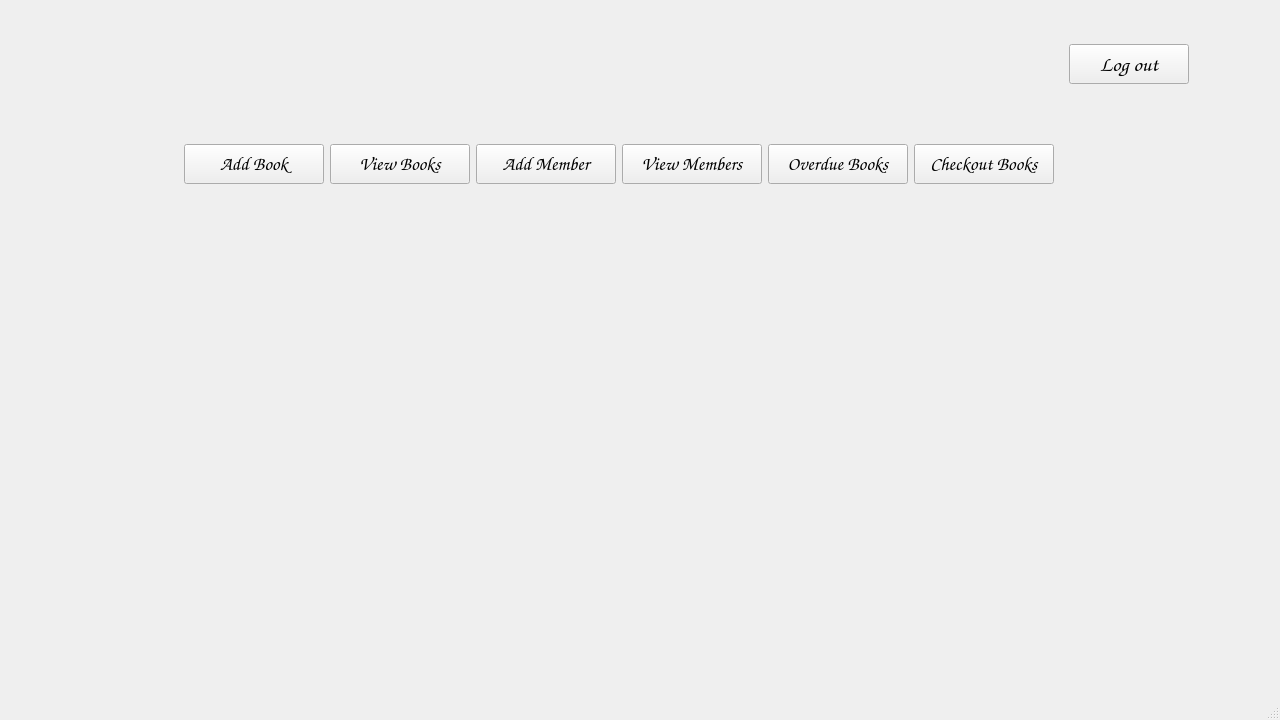
Before: the Qt Designer form mainwindow.ui in Frederick-Rive/CS106_LibrarySystem_GroupProject, drawn with Qt 5.
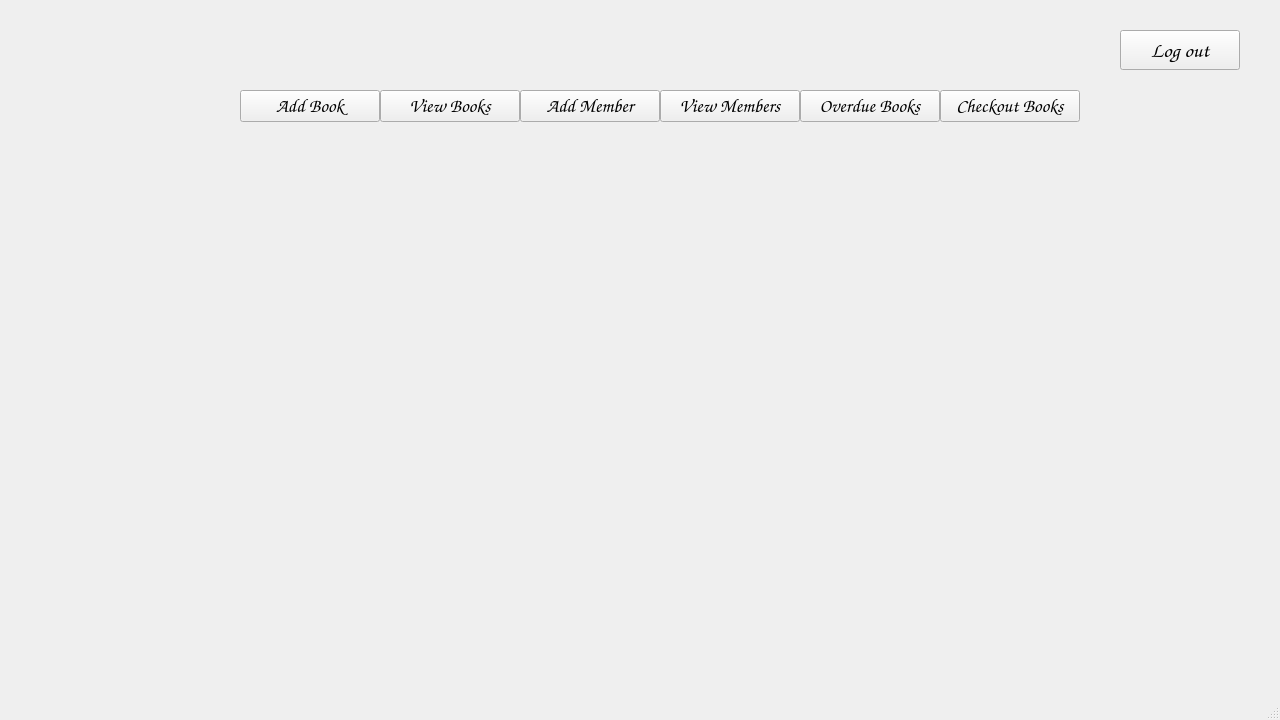
After: the same form once the commit is applied.

The edit to the form file:
```diff
--- a/mainwindow.ui
+++ b/mainwindow.ui
@@ -29,10 +29,10 @@
    <widget class="QWidget" name="layoutWidget">
     <property name="geometry">
      <rect>
-      <x>-10</x>
-      <y>-10</y>
-      <width>1261</width>
-      <height>710</height>
+      <x>0</x>
+      <y>10</y>
+      <width>1281</width>
+      <height>661</height>
      </rect>
     </property>
     <layout class="QGridLayout" name="gridLayout">
@@ -48,12 +48,15 @@
      <property name="bottomMargin">
       <number>0</number>
      </property>
+     <property name="spacing">
+      <number>0</number>
+     </property>
      <item row="2" column="0">
       <widget class="QLabel" name="logolabel">
        <property name="minimumSize">
         <size>
-         <width>160</width>
-         <height>120</height>
+         <width>120</width>
+         <height>80</height>
         </size>
        </property>
        <property name="maximumSize">
@@ -67,47 +70,6 @@
        </property>
       </widget>
      </item>
-     <item row="2" column="2">
-      <widget class="QPushButton" name="logout_button">
-       <property name="minimumSize">
-        <size>
-         <width>120</width>
-         <height>40</height>
-        </size>
-       </property>
-       <property name="maximumSize">
-        <size>
-         <width>120</width>
-         <height>40</height>
-        </size>
-       </property>
-       <property name="font">
-        <font>
-         <family>Comic Sans MS</family>
-         <pointsize>16</pointsize>
-        </font>
-       </property>
-       <property name="text">
-        <string>Log out</string>
-       </property>
-      </widget>
-     </item>
-     <item row="2" column="1">
-      <spacer name="verticalSpacer_2">
-       <property name="orientation">
-        <enum>Qt::Vertical</enum>
-       </property>
-       <property name="sizeType">
-        <enum>QSizePolicy::Minimum</enum>
-       </property>
-       <property name="sizeHint" stdset="0">
-        <size>
-         <width>20</width>
-         <height>120</height>
-        </size>
-       </property>
-      </spacer>
-     </item>
      <item row="4" column="1">
       <layout class="QHBoxLayout" name="horizontalLayout">
        <item>
@@ -226,17 +188,61 @@
        </item>
       </layout>
      </item>
+     <item row="2" column="2">
+      <widget class="QPushButton" name="logout_button">
+       <property name="sizePolicy">
+        <sizepolicy hsizetype="Fixed" vsizetype="Fixed">
+         <horstretch>0</horstretch>
+         <verstretch>0</verstretch>
+        </sizepolicy>
+       </property>
+       <property name="minimumSize">
+        <size>
+         <width>120</width>
+         <height>40</height>
+        </size>
+       </property>
+       <property name="maximumSize">
+        <size>
+         <width>120</width>
+         <height>40</height>
+        </size>
+       </property>
+       <property name="font">
+        <font>
+         <family>Comic Sans MS</family>
+         <pointsize>16</pointsize>
+        </font>
+       </property>
+       <property name="text">
+        <string>Log out</string>
+       </property>
+      </widget>
+     </item>
+     <item row="5" column="1">
+      <spacer name="verticalSpacer">
+       <property name="orientation">
+        <enum>Qt::Vertical</enum>
+       </property>
+       <property name="sizeHint" stdset="0">
+        <size>
+         <width>20</width>
+         <height>40</height>
+        </size>
+       </property>
+      </spacer>
+     </item>
      <item row="4" column="0">
       <spacer name="horizontalSpacer">
        <property name="orientation">
         <enum>Qt::Horizontal</enum>
        </property>
        <property name="sizeType">
-        <enum>QSizePolicy::Minimum</enum>
+        <enum>QSizePolicy::Maximum</enum>
        </property>
        <property name="sizeHint" stdset="0">
         <size>
-         <width>170</width>
+         <width>120</width>
          <height>20</height>
         </size>
        </property>
@@ -248,48 +254,16 @@
         <enum>Qt::Horizontal</enum>
        </property>
        <property name="sizeType">
-        <enum>QSizePolicy::Minimum</enum>
+        <enum>QSizePolicy::Maximum</enum>
        </property>
        <property name="sizeHint" stdset="0">
         <size>
-         <width>170</width>
+         <width>120</width>
          <height>20</height>
         </size>
        </property>
       </spacer>
      </item>
-     <item row="5" column="0">
-      <spacer name="verticalSpacer">
-       <property name="orientation">
-        <enum>Qt::Vertical</enum>
-       </property>
-       <property name="sizeType">
-        <enum>QSizePolicy::Minimum</enum>
-       </property>
-       <property name="sizeHint" stdset="0">
-        <size>
-         <width>20</width>
-         <height>500</height>
-        </size>
-       </property>
-      </spacer>
-     </item>
-     <item row="5" column="2">
-      <spacer name="verticalSpacer_3">
-       <property name="orientation">
-        <enum>Qt::Vertical</enum>
-       </property>
-       <property name="sizeType">
-        <enum>QSizePolicy::Minimum</enum>
-       </property>
-       <property name="sizeHint" stdset="0">
-        <size>
-         <width>20</width>
-         <height>500</height>
-        </size>
-       </property>
-      </spacer>
-     </item>
     </layout>
    </widget>
   </widget>
```
Left out of the diff: 2 changed lines with no effect on the pictures.
